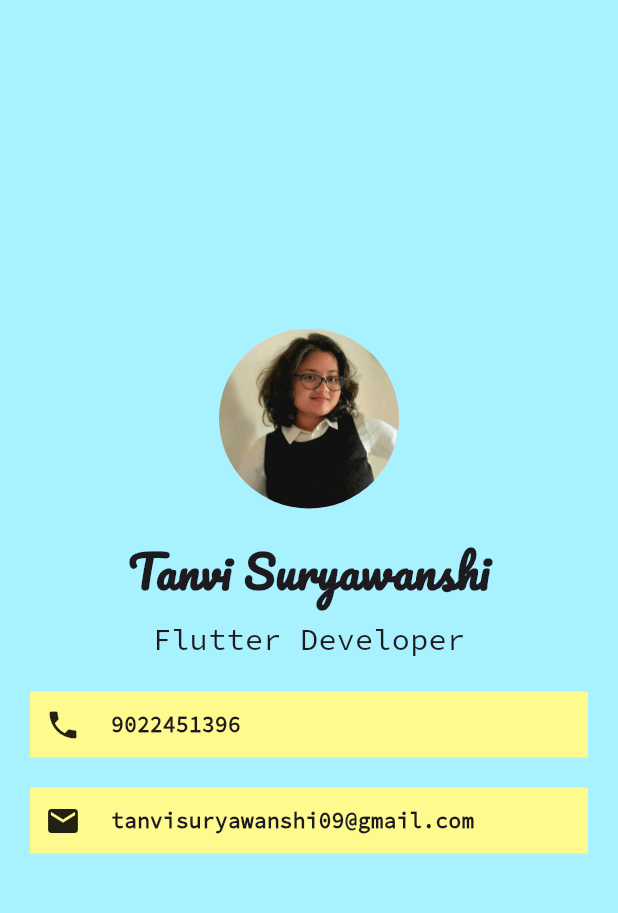
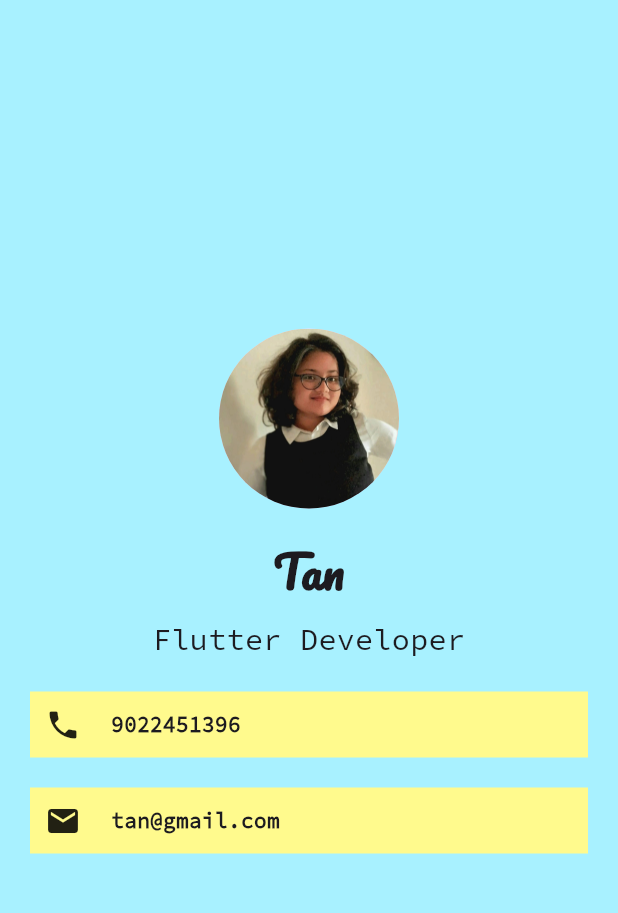
Before and after one commit to TanviS001/Mi-Card, a Flutter app: the screen it shows after launch, on a phone screen of 412 x 824 dp, the part 84-997 px from its top. Run offline on Flutter 3.47's test engine with Material 3 defaults, Android fonts, the phone set to English and light mode, and no system bars.

Commit message:
Update main.dart

```diff
--- a/lib/main.dart
+++ b/lib/main.dart
@@ -32,7 +32,7 @@ class MyApp extends StatelessWidget {
                 SizedBox(
                   height: 20.0,
                 ),
-                Text('Tanvi Suryawanshi',
+                Text('Tan',
                     style: TextStyle(
                         fontSize: 30.0,
                         fontFamily: 'Pacifico',
@@ -83,7 +83,7 @@ class MyApp extends StatelessWidget {
                       SizedBox(
                           width: 20.0
                       ),
-                      Text('tanvisuryawanshi09@gmail.com', style: TextStyle(
+                      Text('tan@gmail.com', style: TextStyle(
                         fontFamily: 'SourceCodePro',
                         fontWeight: FontWeight.bold,
                       ),),
```
